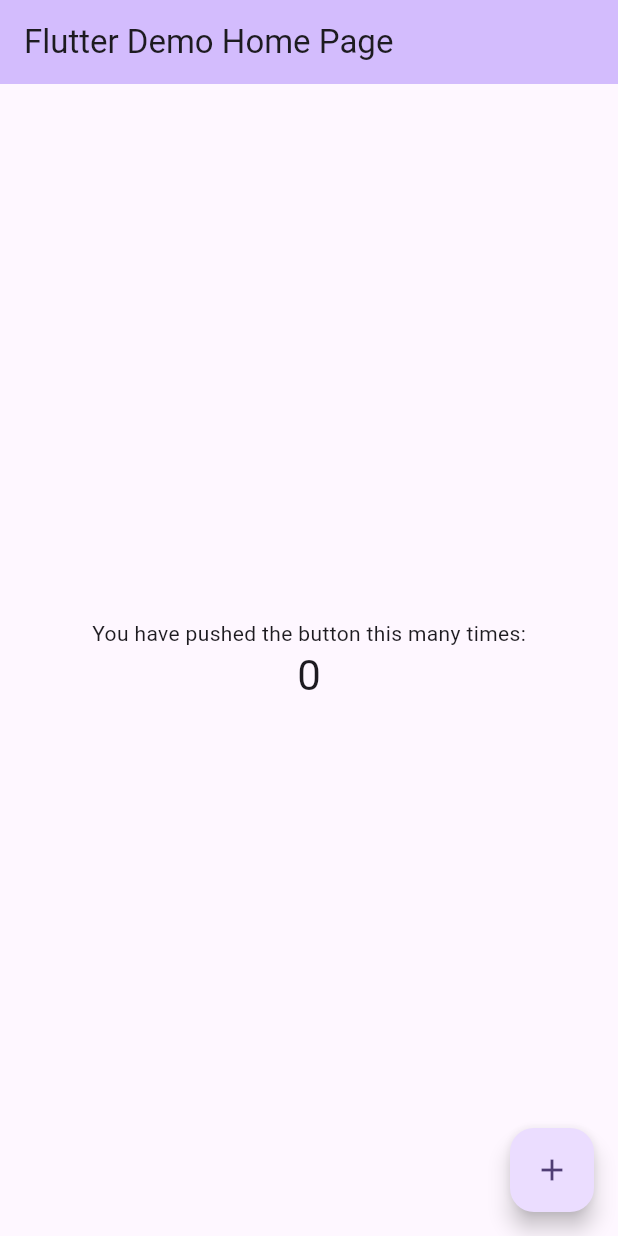
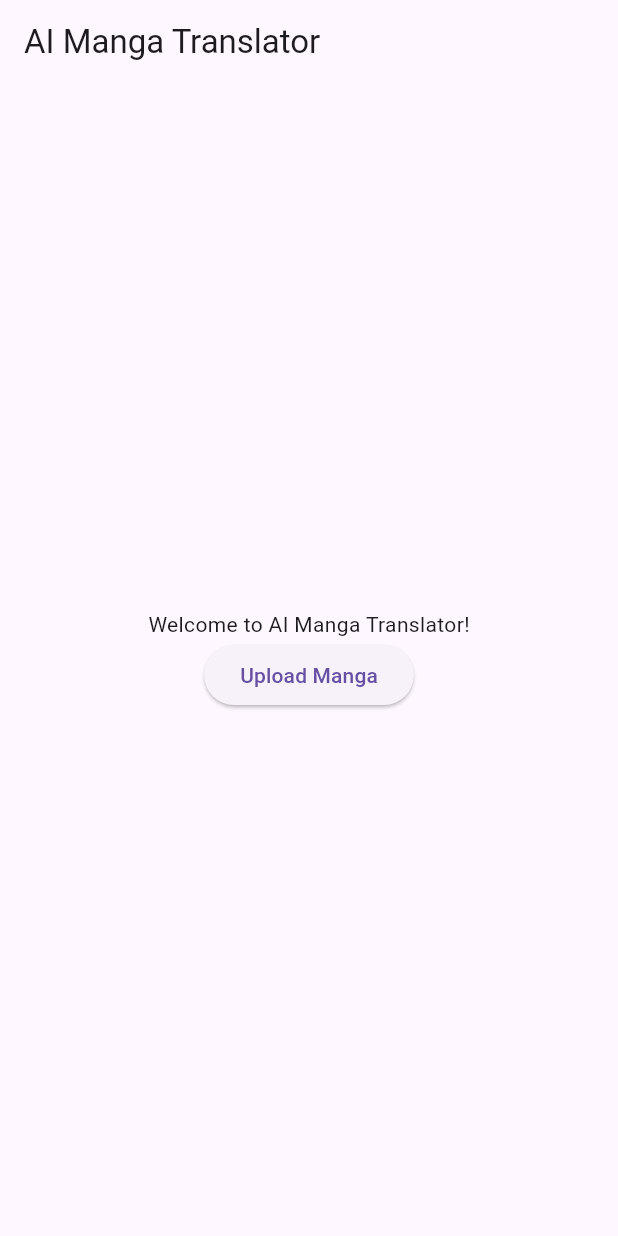
Before and after one commit to divyajyotibose/ManTra, a Flutter app: the screen it shows after launch, on a phone screen of 412 x 824 dp. Run offline on Flutter 3.47's test engine with Material 3 defaults, Android fonts, the phone set to English and light mode, and no system bars.

Commit message:
page creation

```diff
--- a/lib/main.dart
+++ b/lib/main.dart
@@ -1,125 +1,22 @@
+import 'package:ai_manga_translator/pages/home_page.dart';
+import 'package:ai_manga_translator/pages/upload_page.dart';
 import 'package:flutter/material.dart';
 
 void main() {
   runApp(const MyApp());
 }
-
 class MyApp extends StatelessWidget {
   const MyApp({super.key});
 
-  // This widget is the root of your application.
   @override
   Widget build(BuildContext context) {
     return MaterialApp(
-      title: 'Flutter Demo',
-      theme: ThemeData(
-        // This is the theme of your application.
-        //
-        // TRY THIS: Try running your application with "flutter run". You'll see
-        // the application has a purple toolbar. Then, without quitting the app,
-        // try changing the seedColor in the colorScheme below to Colors.green
-        // and then invoke "hot reload" (save your changes or press the "hot
-        // reload" button in a Flutter-supported IDE, or press "r" if you used
-        // the command line to start the app).
-        //
-        // Notice that the counter didn't reset back to zero; the application
-        // state is not lost during the reload. To reset the state, use hot
-        // restart instead.
-        //
-        // This works for code too, not just values: Most code changes can be
-        // tested with just a hot reload.
-        colorScheme: ColorScheme.fromSeed(seedColor: Colors.deepPurple),
-        useMaterial3: true,
-      ),
-      home: const MyHomePage(title: 'Flutter Demo Home Page'),
+      title: 'AI Manga Translator',
+      initialRoute: '/',
+      routes: {
+        '/': (context) => const home_page(),
+        '/upload': (context) => const upload_page(),
+      },
     );
   }
 }
-
-class MyHomePage extends StatefulWidget {
-  const MyHomePage({super.key, required this.title});
-
-  // This widget is the home page of your application. It is stateful, meaning
-  // that it has a State object (defined below) that contains fields that affect
-  // how it looks.
-
-  // This class is the configuration for the state. It holds the values (in this
-  // case the title) provided by the parent (in this case the App widget) and
-  // used by the build method of the State. Fields in a Widget subclass are
-  // always marked "final".
-
-  final String title;
-
-  @override
-  State<MyHomePage> createState() => _MyHomePageState();
-}
-
-class _MyHomePageState extends State<MyHomePage> {
-  int _counter = 0;
-
-  void _incrementCounter() {
-    setState(() {
-      // This call to setState tells the Flutter framework that something has
-      // changed in this State, which causes it to rerun the build method below
-      // so that the display can reflect the updated values. If we changed
-      // _counter without calling setState(), then the build method would not be
-      // called again, and so nothing would appear to happen.
-      _counter++;
-    });
-  }
-
-  @override
-  Widget build(BuildContext context) {
-    // This method is rerun every time setState is called, for instance as done
-    // by the _incrementCounter method above.
-    //
-    // The Flutter framework has been optimized to make rerunning build methods
-    // fast, so that you can just rebuild anything that needs updating rather
-    // than having to individually change instances of widgets.
-    return Scaffold(
-      appBar: AppBar(
-        // TRY THIS: Try changing the color here to a specific color (to
-        // Colors.amber, perhaps?) and trigger a hot reload to see the AppBar
-        // change color while the other colors stay the same.
-        backgroundColor: Theme.of(context).colorScheme.inversePrimary,
-        // Here we take the value from the MyHomePage object that was created by
-        // the App.build method, and use it to set our appbar title.
-        title: Text(widget.title),
-      ),
-      body: Center(
-        // Center is a layout widget. It takes a single child and positions it
-        // in the middle of the parent.
-        child: Column(
-          // Column is also a layout widget. It takes a list of children and
-          // arranges them vertically. By default, it sizes itself to fit its
-          // children horizontally, and tries to be as tall as its parent.
-          //
-          // Column has various properties to control how it sizes itself and
-          // how it positions its children. Here we use mainAxisAlignment to
-          // center the children vertically; the main axis here is the vertical
-          // axis because Columns are vertical (the cross axis would be
-          // horizontal).
-          //
-          // TRY THIS: Invoke "debug painting" (choose the "Toggle Debug Paint"
-          // action in the IDE, or press "p" in the console), to see the
-          // wireframe for each widget.
-          mainAxisAlignment: MainAxisAlignment.center,
-          children: <Widget>[
-            const Text(
-              'You have pushed the button this many times:',
-            ),
-            Text(
-              '$_counter',
-              style: Theme.of(context).textTheme.headlineMedium,
-            ),
-          ],
-        ),
-      ),
-      floatingActionButton: FloatingActionButton(
-        onPressed: _incrementCounter,
-        tooltip: 'Increment',
-        child: const Icon(Icons.add),
-      ), // This trailing comma makes auto-formatting nicer for build methods.
-    );
-  }
-}
--- /dev/null
+++ b/lib/pages/home_page.dart
@@ -0,0 +1,29 @@
+import 'package:flutter/material.dart';
+class home_page extends StatelessWidget {
+  const home_page({super.key});
+
+  @override
+  Widget build(BuildContext context) {
+    return Scaffold(
+      appBar: AppBar(
+        title: const Text('AI Manga Translator'),
+      ),
+      body: Center(
+        child: Column(
+          mainAxisAlignment: MainAxisAlignment.center,
+          children: <Widget>[
+            const Text(
+              'Welcome to AI Manga Translator!',
+            ),
+            ElevatedButton(
+              onPressed: () {
+                Navigator.pushNamed(context, '/upload');
+              },
+              child: const Text('Upload Manga'),
+            ),
+          ],
+        ),
+      ),
+    );
+  }
+}
--- /dev/null
+++ b/lib/pages/upload_page.dart
@@ -0,0 +1,14 @@
+import 'package:flutter/material.dart';
+class upload_page extends StatefulWidget {
+  const upload_page({super.key});
+
+  @override
+  State<upload_page> createState() => _upload_pageState();
+}
+
+class _upload_pageState extends State<upload_page> {
+  @override
+  Widget build(BuildContext context) {
+    return Container();
+  }
+}
```
